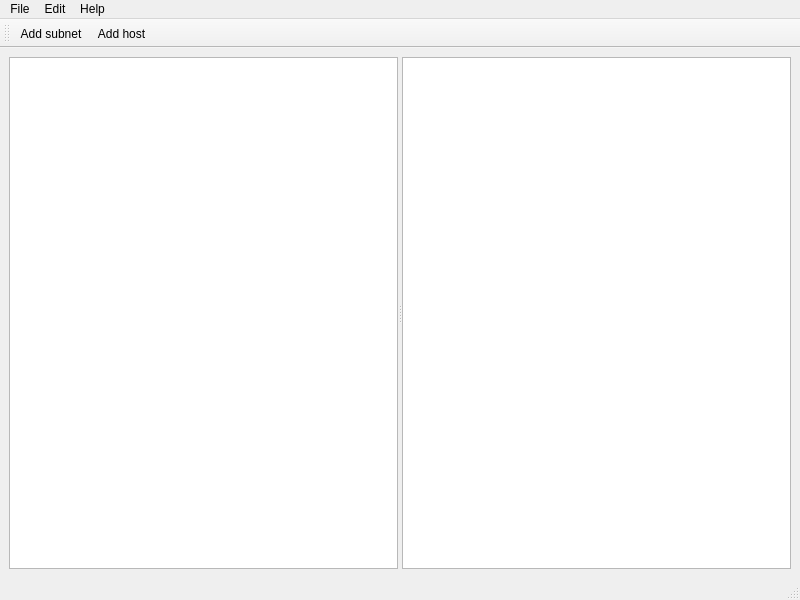
birkenfeld/marche, file marche/guing/ui/mainwindow.ui: the form before one commit.
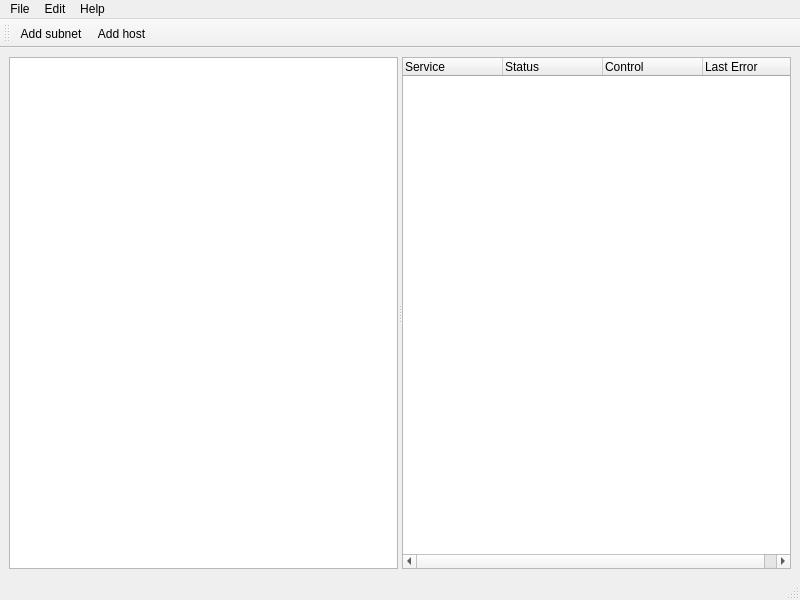
The form after the commit. Icons and pictures are not drawn.

Patch:
```diff
--- a/marche/guing/ui/mainwindow.ui
+++ b/marche/guing/ui/mainwindow.ui
@@ -35,19 +35,29 @@
         <enum>QAbstractItemView::NoSelection</enum>
        </property>
        <property name="columnCount">
-        <number>2</number>
+        <number>4</number>
        </property>
        <attribute name="headerVisible">
-        <bool>false</bool>
+        <bool>true</bool>
        </attribute>
        <column>
         <property name="text">
-         <string notr="true">1</string>
+         <string notr="true">Service</string>
         </property>
        </column>
        <column>
         <property name="text">
-         <string notr="true">2</string>
+         <string notr="true">Status</string>
+        </property>
+       </column>
+       <column>
+        <property name="text">
+         <string>Control</string>
+        </property>
+       </column>
+       <column>
+        <property name="text">
+         <string>Last Error</string>
         </property>
        </column>
       </widget>
```
